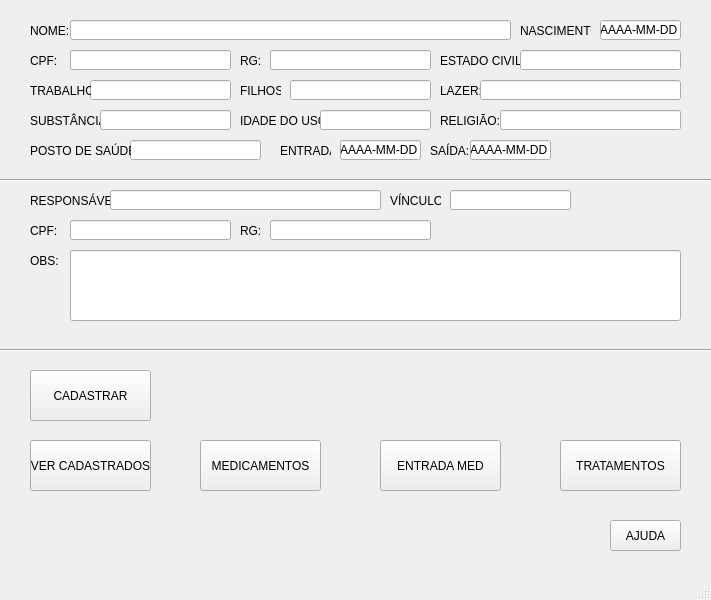
The window that formAcolhido.ui (AlexFilh0/BetelgeuseDB) describes before a commit, drawn with Qt 5.
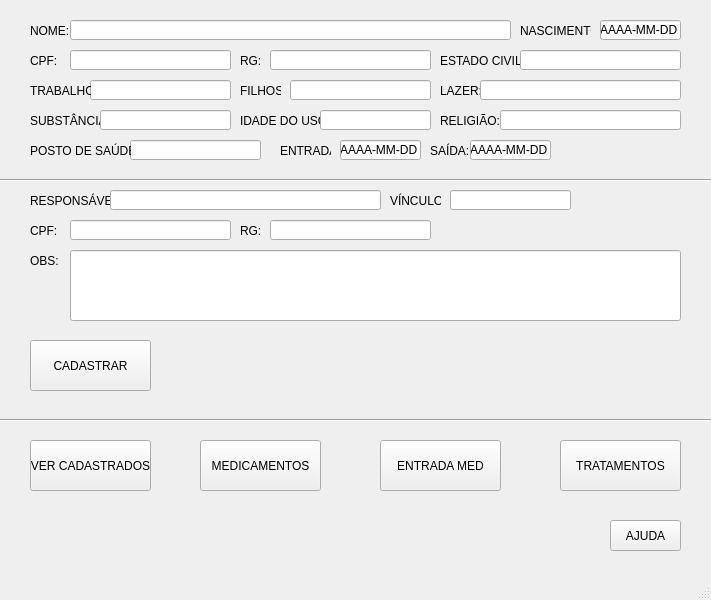
The same window after the commit. Icons and pictures are not drawn.

Diff of the .ui file:
```diff
--- a/formAcolhido.ui
+++ b/formAcolhido.ui
@@ -440,7 +440,7 @@
     <property name="geometry">
      <rect>
       <x>30</x>
-      <y>370</y>
+      <y>340</y>
       <width>121</width>
       <height>51</height>
      </rect>
@@ -564,7 +564,7 @@
     <property name="geometry">
      <rect>
       <x>300</x>
-      <y>380</y>
+      <y>350</y>
       <width>241</width>
       <height>20</height>
      </rect>
@@ -577,7 +577,7 @@
     <property name="geometry">
      <rect>
       <x>0</x>
-      <y>340</y>
+      <y>410</y>
       <width>711</width>
       <height>20</height>
      </rect>
```
